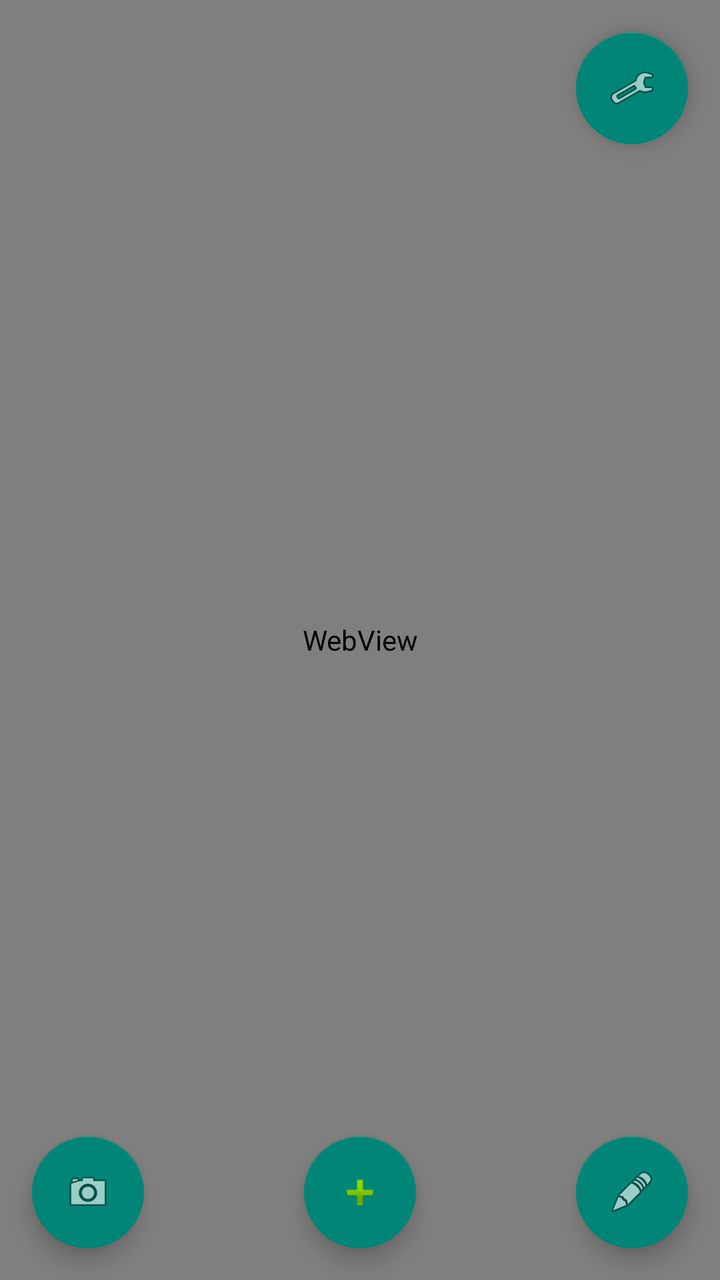
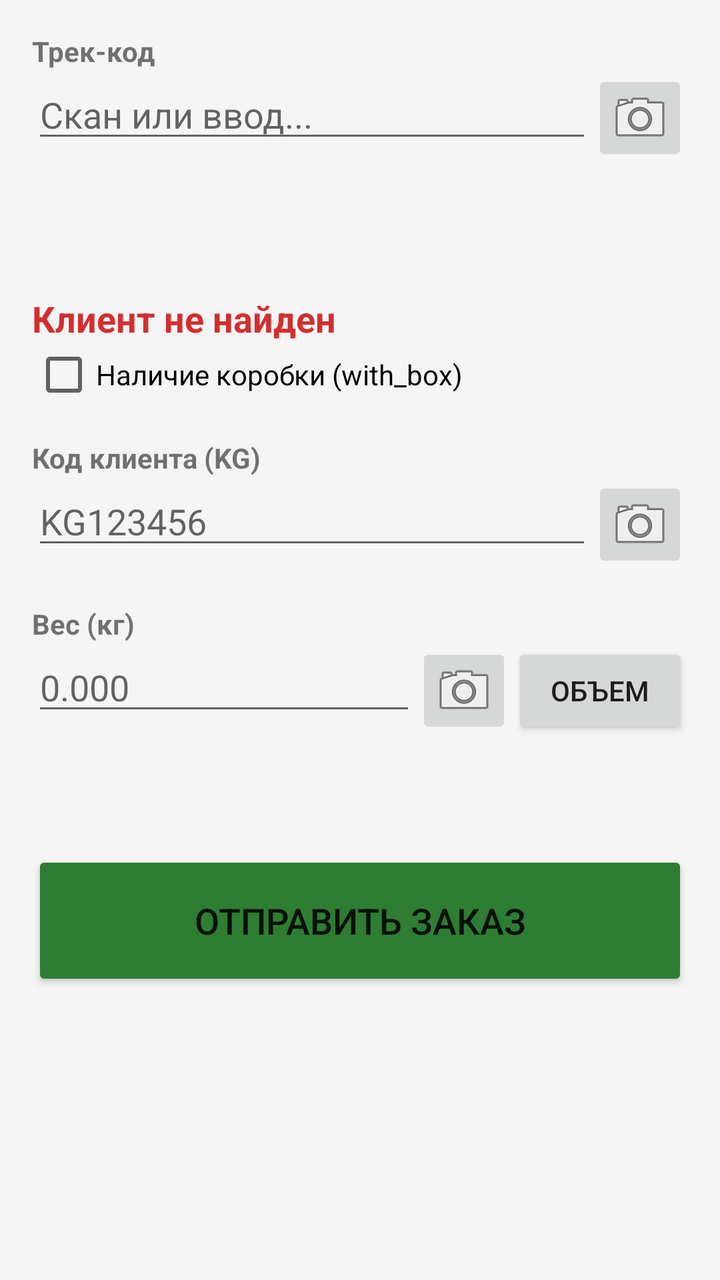

An Android layout rendered at two revisions. The XML below is the earlier revision; the diff shows what the commit changed to produce the second picture.
<!-- AndroidManifest.xml: application theme Theme.AppCompat.Light.NoActionBar -->
<!-- res/layout/activity_main.xml -->
<?xml version="1.0" encoding="utf-8"?>
<androidx.constraintlayout.widget.ConstraintLayout
    xmlns:android="http://schemas.android.com/apk/res/android"
    xmlns:app="http://schemas.android.com/apk/res-auto"
    android:layout_width="match_parent"
    android:layout_height="match_parent">

    <WebView
        android:id="@+id/webView"
        android:layout_width="match_parent"
        android:layout_height="match_parent"
        app:layout_constraintBottom_toBottomOf="parent"
        app:layout_constraintEnd_toEndOf="parent"
        app:layout_constraintStart_toStartOf="parent"
        app:layout_constraintTop_toTopOf="parent" />

    <com.google.android.material.floatingactionbutton.FloatingActionButton
        android:id="@+id/fabBarcode"
        android:layout_width="wrap_content"
        android:layout_height="wrap_content"
        android:layout_margin="16dp"
        android:src="@android:drawable/ic_menu_camera"
        app:layout_constraintBottom_toBottomOf="parent"
        app:layout_constraintStart_toStartOf="parent" />

    <com.google.android.material.floatingactionbutton.FloatingActionButton
        android:id="@+id/fabKg"
        android:layout_width="wrap_content"
        android:layout_height="wrap_content"
        android:layout_margin="16dp"
        android:src="@android:drawable/ic_input_add"
        app:layout_constraintBottom_toBottomOf="parent"
        app:layout_constraintEnd_toStartOf="@id/fabWeight"
        app:layout_constraintStart_toEndOf="@id/fabBarcode" />

    <com.google.android.material.floatingactionbutton.FloatingActionButton
        android:id="@+id/fabWeight"
        android:layout_width="wrap_content"
        android:layout_height="wrap_content"
        android:layout_margin="16dp"
        android:src="@android:drawable/ic_menu_edit"
        app:layout_constraintBottom_toBottomOf="parent"
        app:layout_constraintEnd_toEndOf="parent" />

    <com.google.android.material.floatingactionbutton.FloatingActionButton
        android:id="@+id/fabSettings"
        android:layout_width="wrap_content"
        android:layout_height="wrap_content"
        android:layout_margin="16dp"
        android:layout_marginTop="36dp"
        android:src="@android:drawable/ic_menu_preferences"
        app:layout_constraintEnd_toEndOf="parent"
        app:layout_constraintTop_toTopOf="parent" />

</androidx.constraintlayout.widget.ConstraintLayout>
<!-- resources referenced by this layout -->
<resources>

</resources>

<!-- the commit's change to res/layout/activity_main.xml (unified diff, before → after) -->
@@ -1,55 +1,54 @@
 <?xml version="1.0" encoding="utf-8"?>
-<androidx.constraintlayout.widget.ConstraintLayout
-    xmlns:android="http://schemas.android.com/apk/res/android"
+<ScrollView xmlns:android="http://schemas.android.com/apk/res/android"
     xmlns:app="http://schemas.android.com/apk/res-auto"
     android:layout_width="match_parent"
-    android:layout_height="match_parent">
+    android:layout_height="match_parent"
+    android:background="#F5F5F5">
 
-    <WebView
-        android:id="@+id/webView"
+    <LinearLayout
         android:layout_width="match_parent"
-        android:layout_height="match_parent"
-        app:layout_constraintBottom_toBottomOf="parent"
-        app:layout_constraintEnd_toEndOf="parent"
-        app:layout_constraintStart_toStartOf="parent"
-        app:layout_constraintTop_toTopOf="parent" />
+        android:layout_height="wrap_content"
+        android:orientation="vertical"
+        android:padding="16dp">
 
-    <com.google.android.material.floatingactionbutton.FloatingActionButton
-        android:id="@+id/fabBarcode"
-        android:layout_width="wrap_content"
-        android:layout_height="wrap_content"
-        android:layout_margin="16dp"
-        android:src="@android:drawable/ic_menu_camera"
-        app:layout_constraintBottom_toBottomOf="parent"
-        app:layout_constraintStart_toStartOf="parent" />
+        <TextView android:layout_width="wrap_content" android:layout_height="wrap_content" android:text="Трек-код" android:textStyle="bold" />
+        <LinearLayout android:layout_width="match_parent" android:layout_height="wrap_content" android:orientation="horizontal">
+            <EditText android:id="@+id/etTracking" android:layout_width="0dp" android:layout_weight="1" android:layout_height="wrap_content" android:hint="Скан или ввод..." />
+            <ImageButton android:id="@+id/btnScanTrack" android:layout_width="48dp" android:layout_height="48dp" android:src="@android:drawable/ic_menu_camera" />
+            <ImageButton android:id="@+id/btnPrint" android:layout_width="48dp" android:layout_height="48dp" android:src="@android:drawable/ic_menu_save" android:visibility="gone" />
+        </LinearLayout>
 
-    <com.google.android.material.floatingactionbutton.FloatingActionButton
-        android:id="@+id/fabKg"
-        android:layout_width="wrap_content"
-        android:layout_height="wrap_content"
-        android:layout_margin="16dp"
-        android:src="@android:drawable/ic_input_add"
-        app:layout_constraintBottom_toBottomOf="parent"
-        app:layout_constraintEnd_toStartOf="@id/fabWeight"
-        app:layout_constraintStart_toEndOf="@id/fabBarcode" />
+        <Button android:id="@+id/btnGenerateOnza" android:layout_width="wrap_content" android:layout_height="wrap_content" android:text="ГЕНЕРИРОВАТЬ ONZA" android:textSize="12sp" style="@style/Widget.MaterialComponents.Button.TextButton"/>
 
-    <com.google.android.material.floatingactionbutton.FloatingActionButton
-        android:id="@+id/fabWeight"
-        android:layout_width="wrap_content"
-        android:layout_height="wrap_content"
-        android:layout_margin="16dp"
-        android:src="@android:drawable/ic_menu_edit"
-        app:layout_constraintBottom_toBottomOf="parent"
-        app:layout_constraintEnd_toEndOf="parent" />
+        <Space android:layout_width="match_parent" android:layout_height="16dp" />
 
-    <com.google.android.material.floatingactionbutton.FloatingActionButton
-        android:id="@+id/fabSettings"
-        android:layout_width="wrap_content"
-        android:layout_height="wrap_content"
-        android:layout_margin="16dp"
-        android:layout_marginTop="36dp"
-        android:src="@android:drawable/ic_menu_preferences"
-        app:layout_constraintEnd_toEndOf="parent"
-        app:layout_constraintTop_toTopOf="parent" />
+        <TextView android:id="@+id/tvClientName" android:layout_width="match_parent" android:layout_height="wrap_content"
+            android:text="Клиент не найден" android:textColor="#D32F2F" android:textSize="18sp" android:textStyle="bold" />
 
-</androidx.constraintlayout.widget.ConstraintLayout>
+        <CheckBox android:id="@+id/cbWithBox" android:layout_width="wrap_content" android:layout_height="wrap_content" android:text="Наличие коробки (with_box)" />
+
+        <Space android:layout_width="match_parent" android:layout_height="16dp" />
+
+        <TextView android:layout_width="wrap_content" android:layout_height="wrap_content" android:text="Код клиента (KG)" android:textStyle="bold" />
+        <LinearLayout android:layout_width="match_parent" android:layout_height="wrap_content" android:orientation="horizontal">
+            <EditText android:id="@+id/etClientCode" android:layout_width="0dp" android:layout_weight="1" android:layout_height="wrap_content" android:hint="KG123456" />
+            <ImageButton android:id="@+id/btnScanKg" android:layout_width="48dp" android:layout_height="48dp" android:src="@android:drawable/ic_menu_camera" />
+        </LinearLayout>
+
+        <Space android:layout_width="match_parent" android:layout_height="16dp" />
+
+        <TextView android:layout_width="wrap_content" android:layout_height="wrap_content" android:text="Вес (кг)" android:textStyle="bold" />
+        <LinearLayout android:layout_width="match_parent" android:layout_height="wrap_content" android:orientation="horizontal">
+            <EditText android:id="@+id/etWeight" android:layout_width="0dp" android:layout_weight="1" android:layout_height="wrap_content" android:hint="0.000" android:inputType="numberDecimal" />
+            <ImageButton android:id="@+id/btnScanWeight" android:layout_width="48dp" android:layout_height="48dp" android:src="@android:drawable/ic_menu_camera" />
+            <Button android:id="@+id/btnVolumeCalc" android:layout_width="wrap_content" android:layout_height="wrap_content" android:text="ОБЪЕМ" />
+        </LinearLayout>
+
+        <Space android:layout_width="match_parent" android:layout_height="32dp" />
+
+        <Button android:id="@+id/btnSubmit" android:layout_width="match_parent" android:layout_height="70dp"
+            android:text="ОТПРАВИТЬ ЗАКАЗ" app:icon="@drawable/ic_send" android:textSize="18sp"
+            app:cornerRadius="12dp" android:layout_marginTop="24dp" android:backgroundTint="#2E7D32" />
+
+    </LinearLayout>
+</ScrollView>
<!-- resource entries referenced after the edit -->
@@ -1,5 +1,10 @@
 <!-- resources referenced by this layout -->
 <resources>
-
+  <!-- drawable ic_send (drawable) -->
+  <vector xmlns:android="http://schemas.android.com/apk/res/android" android:autoMirrored="true" android:height="24dp" android:tint="#000000" android:viewportHeight="24" android:viewportWidth="24" android:width="24dp">
+        
+      <path android:fillColor="@android:color/white" android:pathData="M2.01,21L23,12 2.01,3 2,10l15,2 -15,2z"/>
+      
+  </vector>
 </resources>
 
